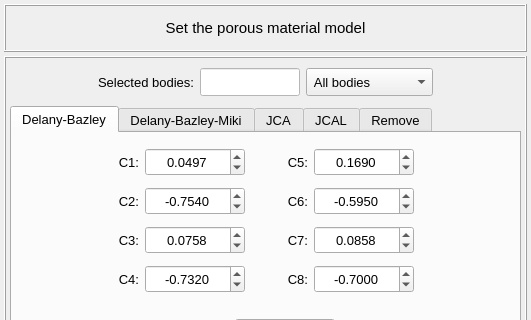
Above: vibra/interface/data/ui_files/model/setup/acoustic/set_porous_material_model.ui from MOPT-UFSC/VIBRA before the change; both pictures show x 0 to 531 and y 0 to 320 of the 531 by 628 pixel window. Below: the same form after it.
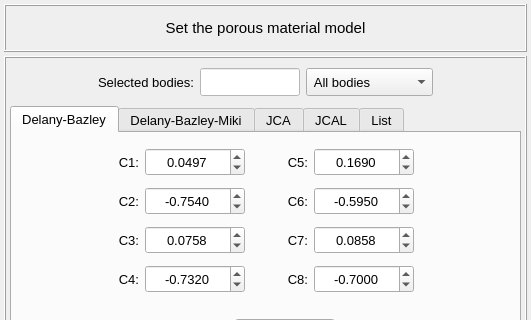
That is the form after the change.

Commit message: Rename Remove by List tabs

What changed in the file:
```diff
--- a/vibra/interface/data/ui_files/model/setup/acoustic/set_porous_material_model.ui
+++ b/vibra/interface/data/ui_files/model/setup/acoustic/set_porous_material_model.ui
@@ -2473,7 +2473,7 @@
         </widget>
         <widget class="QWidget" name="tab_remove">
          <attribute name="title">
-          <string>Remove</string>
+          <string>List</string>
          </attribute>
          <layout class="QGridLayout" name="gridLayout_16">
           <property name="leftMargin">
```
Left out of the diff: 2 changed lines with no effect on the pictures. The commit also changes 17 other files.
